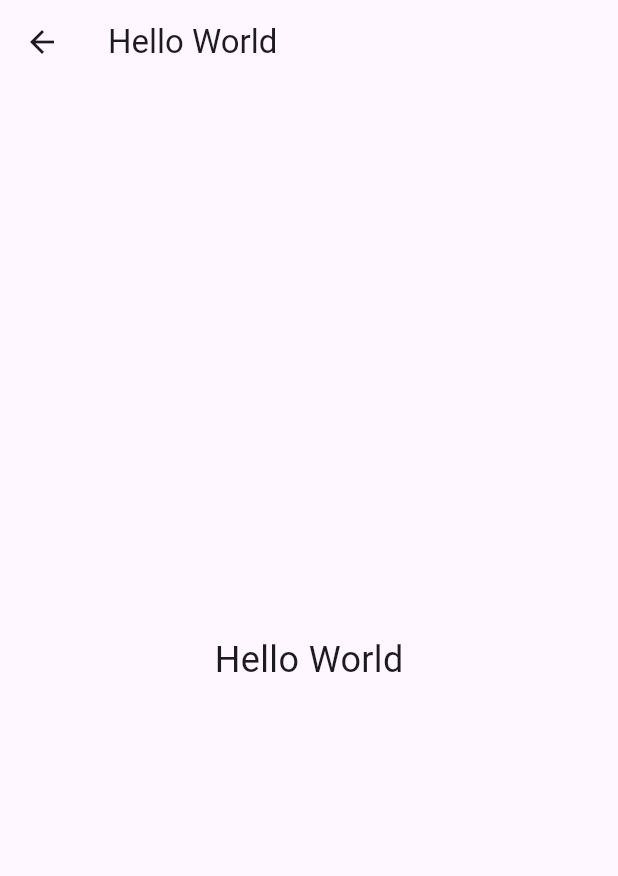
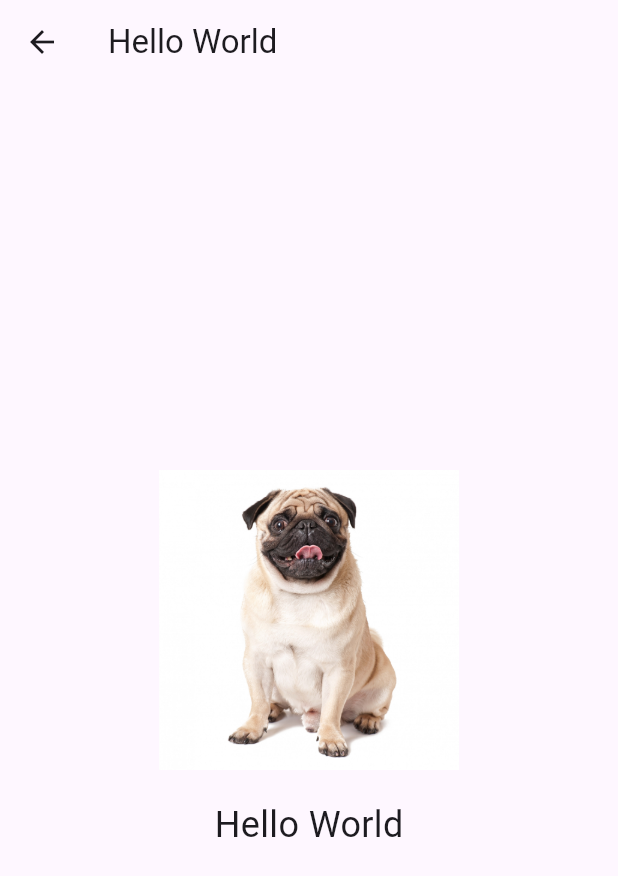
Before and after one commit to robbxi/repofor4330, a Flutter app: the SecondPage screen opened directly, on a phone screen of 412 x 824 dp. Shown: the top 876 px of the screen. Run offline on Flutter 3.47's test engine with Material 3 defaults, Android fonts, the phone set to English and light mode, and no system bars.

Commit message:
second commit i think w dog on second page

```diff
--- a/lib/main.dart
+++ b/lib/main.dart
@@ -53,10 +53,23 @@ class SecondPage extends StatelessWidget {
       appBar: AppBar(
         title: const Text("Hello World"),
       ),
-      body: const Center(
-        child: Text(
-          "Hello World",
-          style: TextStyle(fontSize: 24),
+      body: Center(
+        child: Column(
+          mainAxisAlignment: MainAxisAlignment.center,
+          children: [
+            // Display the dog image.
+            Image.asset(
+              'assets/11416.jpg',
+              width: 200,
+              height: 200,
+              fit: BoxFit.cover,
+            ),
+            const SizedBox(height: 20),
+            const Text(
+              "Hello World",
+              style: TextStyle(fontSize: 24),
+            ),
+          ],
         ),
       ),
     );
--- a/pubspec.yaml
+++ b/pubspec.yaml
@@ -57,6 +57,8 @@ flutter:
   # the material Icons class.
   uses-material-design: true
 
+  assets:
+    - assets/11416.jpg
   # To add assets to your application, add an assets section, like this:
   # assets:
   #   - images/a_dot_burr.jpeg
```
Also changed, not shown: assets/11416.jpg (added).
